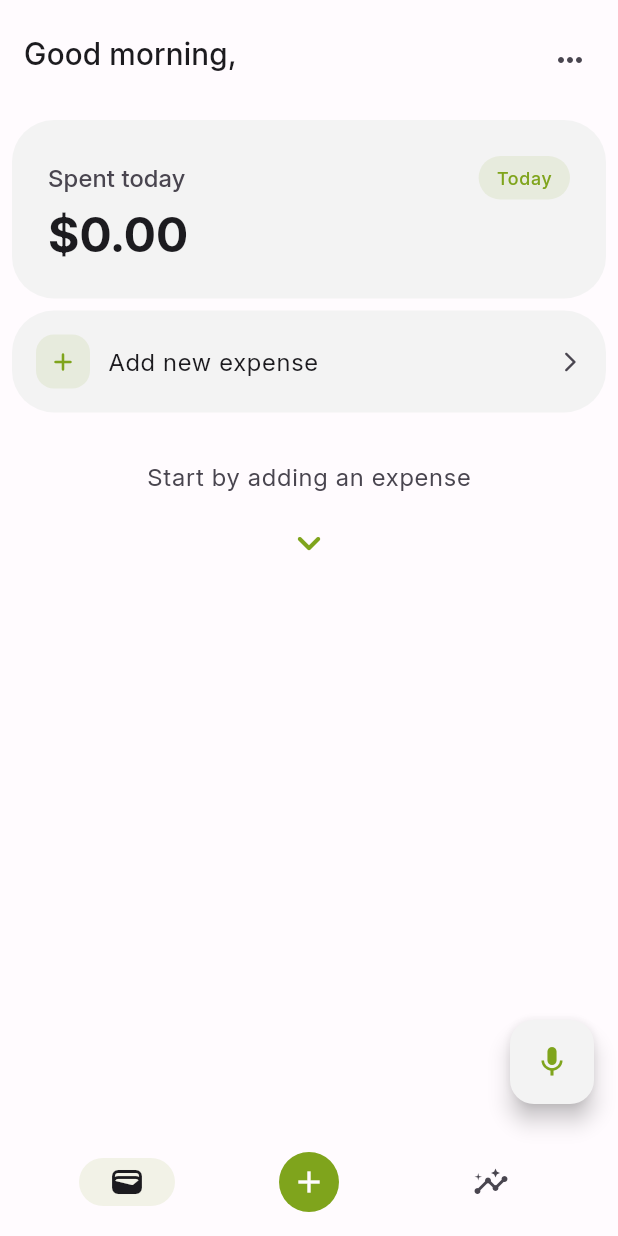
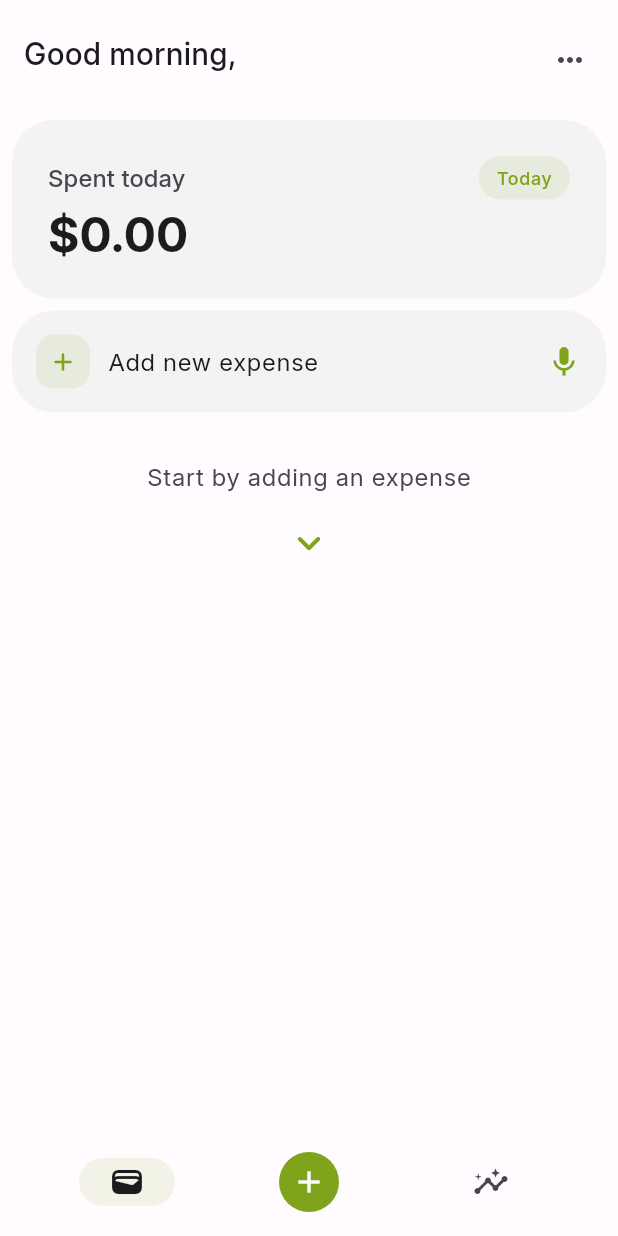
Before and after one commit to 0x6762/kiwi-spending-tracker, a Flutter app: the screen it shows after launch, on a phone screen of 412 x 824 dp. Run offline on Flutter 3.47's test engine with Material 3 defaults, Android fonts, the phone set to English and light mode, and no system bars; our stand-ins replace fl_chart, flutter_svg, permission_handler, shared_preferences, speech_to_text.

Commit message:
Moved voice button

```diff
--- a/lib/screens/main_screen.dart
+++ b/lib/screens/main_screen.dart
@@ -290,9 +290,14 @@ class _MainScreenState extends State<MainScreen>
                   borderRadius: BorderRadius.circular(28),
                 ),
                 elevation: 0,
+                child: Row(
+                  children: [
+                    Expanded(
                       child: InkWell(
                         onTap: _showExpenseTypeSheet,
-                  borderRadius: BorderRadius.circular(28),
+                        borderRadius: const BorderRadius.horizontal(
+                          left: Radius.circular(28),
+                        ),
                         child: Padding(
                           padding: const EdgeInsets.all(16),
                           child: Row(
@@ -317,14 +322,57 @@ class _MainScreenState extends State<MainScreen>
                                 ),
                               ),
                               const Spacer(),
-                        Icon(
-                          Icons.arrow_forward_ios_rounded,
-                          size: 16,
-                          color: Theme.of(context).colorScheme.onSurfaceVariant,
-                        ),
+                              // Icon(
+                              //   Icons.arrow_forward_ios_rounded,
+                              //   size: 16,
+                              //   color: Theme.of(context).colorScheme.onSurfaceVariant,
+                              // ),
                             ],
                           ),
                         ),
+                      ),
+                    ),
+                    Center(
+                      child: Container(
+                        height: 40,
+                        width: 1,
+                        color: Theme.of(context).colorScheme.surfaceContainerLowest,
+                      ),
+                    ),
+                    Material(
+                      color: Colors.transparent,
+                      child: InkWell(
+                        onTap: () {
+                          showDialog(
+                            context: context,
+                            builder: (context) => Dialog(
+                              backgroundColor: Theme.of(context).colorScheme.surfaceContainer,
+                              shape: RoundedRectangleBorder(
+                                borderRadius: BorderRadius.circular(28),
+                              ),
+                              child: VoiceInputButton(
+                                repository: widget.repository,
+                                categoryRepo: widget.categoryRepo,
+                                onExpenseAdded: _loadExpenses,
+                              ),
+                            ),
+                          );
+                        },
+                        borderRadius: const BorderRadius.horizontal(
+                          right: Radius.circular(28),
+                        ),
+                        child: Container(
+                          width: 56,
+                          height: 56,
+                          alignment: Alignment.center,
+                          child: Icon(
+                            Icons.mic,
+                            color: Theme.of(context).colorScheme.primary,
+                          ),
+                        ),
+                      ),
+                    ),
+                  ],
                 ),
               ),
               if (_expenses.isEmpty)
@@ -354,12 +402,6 @@ class _MainScreenState extends State<MainScreen>
           ),
         ],
       ),
-      floatingActionButton: _selectedIndex == 0 ? VoiceInputButton(
-        repository: widget.repository,
-        categoryRepo: widget.categoryRepo,
-        onExpenseAdded: _loadExpenses,
-      ) : null,
-      floatingActionButtonLocation: FloatingActionButtonLocation.endFloat,
       bottomNavigationBar: _BottomNavBar(
         selectedIndex: _selectedIndex,
         onDestinationSelected: (index) {
```
Also changed, not shown: lib/widgets/voice_input_button.dart (+48 -11 lines). Lines whose indentation alone changed are shown as unchanged.
